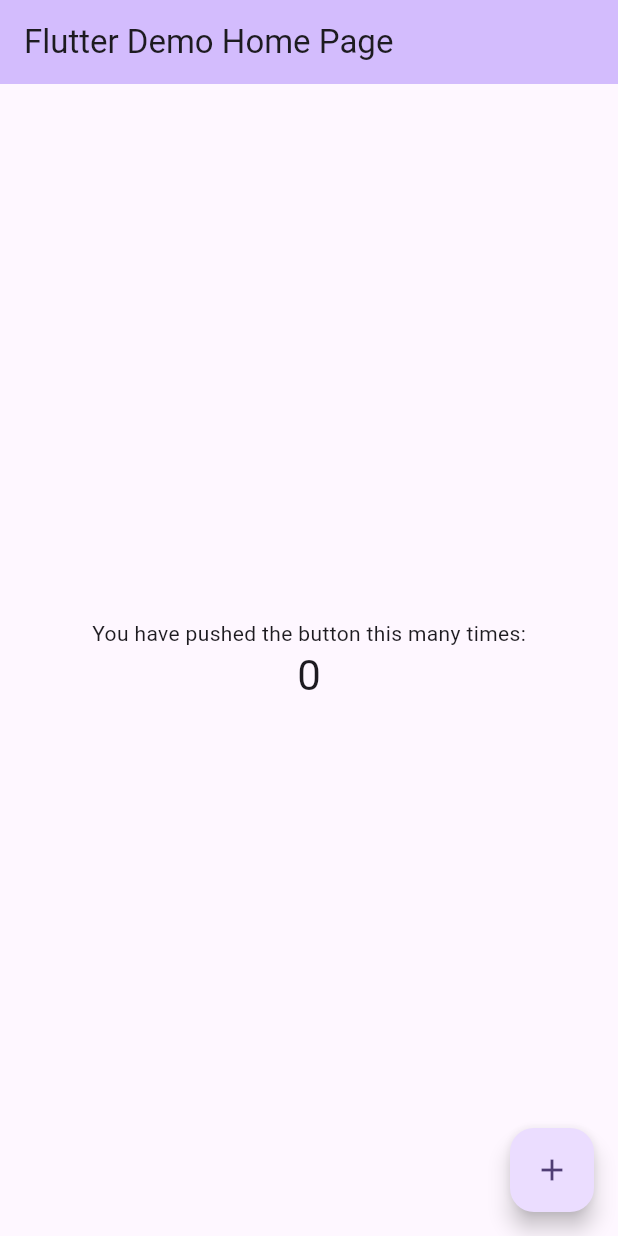
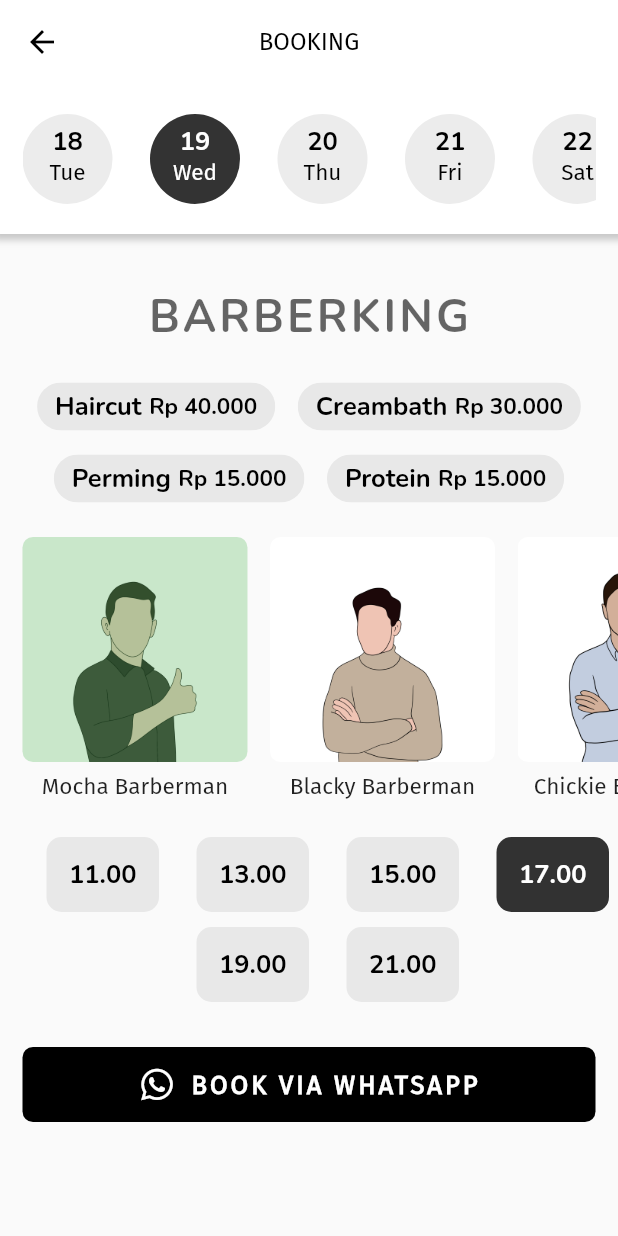
Before and after one commit to achmadfaizalawi/flutter_barbershop_ui, a Flutter app: the screen it shows after launch, on a phone screen of 412 x 824 dp. Run offline on Flutter 3.47's test engine with Material 2 defaults, Android fonts, the phone set to English and light mode, and no system bars; our stand-ins replace font_awesome_flutter.

Commit message:
Development UI v1

```diff
--- /dev/null
+++ b/lib/home_page/barberman_widget/barberman_widget.dart
@@ -0,0 +1,72 @@
+import 'package:flutter/material.dart';
+
+class BarbermanWidget extends StatefulWidget {
+  final String imgPath;
+  final String name;
+  final void Function(String) tapHandler;
+  final bool isSelected;
+
+  const BarbermanWidget(
+      {super.key,
+      required this.imgPath,
+      required this.name,
+      required this.tapHandler,
+      required this.isSelected});
+
+  @override
+  State<BarbermanWidget> createState() => _BarbermanWidgetState();
+}
+
+class _BarbermanWidgetState extends State<BarbermanWidget> {
+  Color getSelectedBarber() {
+    if (widget.isSelected) {
+      return Colors.green.withOpacity(0.3);
+    } else {
+      return Colors.transparent;
+    }
+  }
+
+  @override
+  Widget build(BuildContext context) {
+    return Column(
+      children: [
+        Stack(
+          children: [
+            Container(
+              height: 150,
+              width: 150,
+              decoration: BoxDecoration(
+                borderRadius: BorderRadius.circular(7),
+                image: DecorationImage(
+                  image: AssetImage(widget.imgPath),
+                  fit: BoxFit.cover,
+                ),
+              ),
+            ),
+            InkWell(
+              onTap: () {
+                return widget.tapHandler(widget.name);
+              },
+              child: Container(
+                height: 150,
+                width: 150,
+                decoration: BoxDecoration(
+                  borderRadius: BorderRadius.circular(7),
+                  color: getSelectedBarber(),
+                ),
+              ),
+            )
+          ],
+        ),
+        const SizedBox(height: 7),
+        Text(widget.name,
+        style: const TextStyle(
+          fontFamily: 'FiraSans',
+          fontSize: 15,
+        ),
+
+        )
+      ],
+    );
+  }
+}
--- /dev/null
+++ b/lib/home_page/date_widget/date_widget.dart
@@ -0,0 +1,80 @@
+import 'package:flutter/material.dart';
+
+class DateWidget extends StatefulWidget {
+  final int date;
+  final String day;
+  final void Function(int) tapHandler;
+  final bool isSelected;
+
+  const DateWidget(
+      {super.key,
+      required this.date,
+      required this.day,
+      required this.tapHandler,
+      required this.isSelected});
+
+  @override
+  State<DateWidget> createState() => _DateWidgetState();
+}
+
+class _DateWidgetState extends State<DateWidget> {
+
+  Color switchColor() {
+    if (widget.isSelected) {
+      return Colors.black.withOpacity(0.8);
+    } else {
+      return Colors.grey.withOpacity(0.2);
+    }
+  }
+
+  Color switchContentColor() {
+    if (widget.isSelected) {
+      return Colors.white;
+    } else {
+      return Colors.black;
+    }
+  }
+
+  @override
+  Widget build(BuildContext context) {
+    return AnimatedContainer(
+      duration: const Duration(milliseconds: 500),
+      curve: Curves.easeIn,
+      decoration: BoxDecoration(
+        borderRadius: BorderRadius.circular(30),
+        color: switchColor(),
+      ),
+      height: 60,
+      width: 60,
+      child: InkWell(
+        onTap: () {
+          widget.tapHandler(widget.date);
+        },
+        child: Center(
+          child: Column(
+            children: [
+              const SizedBox(height: 7),
+              Text(
+                widget.date.toString(),
+                style: TextStyle(
+                  fontSize: 17,
+                  fontFamily: "Nunito",
+                  fontWeight: FontWeight.bold,
+                  color: switchContentColor(),
+                ),
+              ),
+              Text(
+                widget.day,
+                style: TextStyle(
+                  color: switchContentColor(),
+                  fontFamily: "FiraSans",
+                  fontSize: 15,
+                ),
+              )
+            ],
+          ),
+        ),
+      ),
+    );
+  }
+}
--- /dev/null
+++ b/lib/home_page/home_page.dart
@@ -0,0 +1,300 @@
+import 'package:flutter/material.dart';
+import 'package:font_awesome_flutter/font_awesome_flutter.dart';
+import 'package:flutter_barbershop_ui/home_page/barberman_widget/barberman_widget.dart';
+import 'package:flutter_barbershop_ui/home_page/date_widget/date_widget.dart';
+import 'package:flutter_barbershop_ui/home_page/service_widget/service_widget.dart';
+import 'package:flutter_barbershop_ui/home_page/time_widget/time_widget.dart';
+
+class HomePage extends StatefulWidget {
+  const HomePage({super.key});
+
+  @override
+  State<HomePage> createState() => _HomePageState();
+}
+
+class _HomePageState extends State<HomePage> {
+  int selectedDate = 19;
+
+  void _selectDate(int date) {
+    setState(() {
+      selectedDate = date;
+    });
+  }
+
+  List serviceSelected = <String>[];
+  void handleSelectedService(String name) {
+    if (serviceSelected.contains(name)) {
+      serviceSelected.remove(name);
+    } else {
+      serviceSelected.add(name);
+    }
+    setState(() {});
+  }
+
+  var selectedBarberman = "Mocha Barberman";
+  void _selectBarber(String name) {
+    setState(() {
+      selectedBarberman = name;
+    });
+  }
+
+  var selectedTime = "17.00";
+  void _selectTime(String time) {
+    setState(() {
+      selectedTime = time;
+    });
+  }
+
+  @override
+  Widget build(BuildContext context) {
+    return Scaffold(
+      appBar: AppBar(
+        elevation: 0,
+        backgroundColor: Colors.white,
+        centerTitle: true,
+        title: const Text(
+          "BOOKING",
+          style: TextStyle(
+              fontSize: 16, color: Colors.black, fontFamily: "FiraSans"),
+        ),
+        leading: IconButton(
+            onPressed: () {},
+            icon: const Icon(
+              Icons.arrow_back,
+              color: Colors.black,
+            )),
+      ),
+      body: Column(
+        children: [
+          Stack(
+            children: [
+              Container(
+                height: 100,
+                decoration: BoxDecoration(
+                  boxShadow: [
+                    BoxShadow(
+                      blurRadius: 3,
+                      color: Colors.black.withOpacity(0.2),
+                      spreadRadius: 4,
+                    )
+                  ],
+                  color: Colors.white,
+                ),
+              ),
+              Positioned(
+                  top: 20,
+                  left: 15,
+                  right: 15,
+                  child: SizedBox(
+                    height: 60,
+                    child: ListView(
+                      scrollDirection: Axis.horizontal,
+                      children: [
+                        DateWidget(
+                            date: 18,
+                            day: "Tue",
+                            tapHandler: _selectDate,
+                            isSelected: selectedDate == 18),
+                        const SizedBox(width: 25),
+                        DateWidget(
+                            date: 19,
+                            day: "Wed",
+                            tapHandler: _selectDate,
+                            isSelected: selectedDate == 19),
+                        const SizedBox(width: 25),
+                        DateWidget(
+                            date: 20,
+                            day: "Thu",
+                            tapHandler: _selectDate,
+                            isSelected: selectedDate == 20),
+                        const SizedBox(width: 25),
+                        DateWidget(
+                            date: 21,
+                            day: "Fri",
+                            tapHandler: _selectDate,
+                            isSelected: selectedDate == 21),
+                        const SizedBox(width: 25),
+                        DateWidget(
+                            date: 22,
+                            day: "Sat",
+                            tapHandler: _selectDate,
+                            isSelected: selectedDate == 22),
+                        const SizedBox(width: 25),
+                        DateWidget(
+                            date: 23,
+                            day: "Sun",
+                            tapHandler: _selectDate,
+                            isSelected: selectedDate == 23),
+                      ],
+                    ),
+                  ))
+            ],
+          ),
+          const SizedBox(height: 35),
+          Center(
+            child: Text(
+              "BARBERKING",
+              style: TextStyle(
+                  letterSpacing: 2,
+                  fontSize: 30,
+                  color: Colors.black.withOpacity(0.6),
+                  fontFamily: "Nunito",
+                  fontWeight: FontWeight.bold),
+            ),
+          ),
+          const SizedBox(height: 15),
+          Wrap(
+            alignment: WrapAlignment.center,
+            children: [
+              const SizedBox(width: 15),
+              ServiceWidget(
+                name: "Haircut",
+                price: "40.000",
+                tapHandler: handleSelectedService,
+                isSelected: serviceSelected.contains("Haircut"),
+              ),
+              const SizedBox(width: 15),
+              ServiceWidget(
+                name: "Creambath",
+                price: "30.000",
+                tapHandler: handleSelectedService,
+                isSelected: serviceSelected.contains("Creambath"),
+              ),
+              const SizedBox(width: 15),
+              ServiceWidget(
+                name: "Perming",
+                price: "15.000",
+                tapHandler: handleSelectedService,
+                isSelected: serviceSelected.contains("Perming"),
+              ),
+              const SizedBox(width: 15),
+              ServiceWidget(
+                name: "Protein",
+                price: "15.000",
+                tapHandler: handleSelectedService,
+                isSelected: serviceSelected.contains("Protein"),
+              ),
+            ],
+          ),
+          const SizedBox(height: 15),
+          SizedBox(
+            height: 175,
+            child: ListView(
+              padding: const EdgeInsets.only(left: 15, right: 15),
+              scrollDirection: Axis.horizontal,
+              children: [
+                BarbermanWidget(
+                  imgPath: "assets/images/IMG_1.jpg",
+                  name: "Mocha Barberman",
+                  tapHandler: _selectBarber,
+                  isSelected: selectedBarberman == "Mocha Barberman",
+                ),
+                const SizedBox(width: 15),
+                BarbermanWidget(
+                  imgPath: "assets/images/IMG_2.jpg",
+                  name: "Blacky Barberman",
+                  tapHandler: _selectBarber,
+                  isSelected: selectedBarberman == "Blacky Barberman",
+                ),
+                const SizedBox(width: 15),
+                BarbermanWidget(
+                  imgPath: "assets/images/IMG_3.jpg",
+                  name: "Chickie Barberman",
+                  tapHandler: _selectBarber,
+                  isSelected: selectedBarberman == "Chickie Barberman",
+                ),
+                const SizedBox(width: 15),
+                BarbermanWidget(
+                  imgPath: "assets/images/IMG_4.jpg",
+                  name: "Uwa Barberman",
+                  tapHandler: _selectBarber,
+                  isSelected: selectedBarberman == "Uwa Barberman",
+                ),
+              ],
+            ),
+          ),
+          const SizedBox(height: 25),
+          SizedBox(
+            child: Wrap(
+              runSpacing: 10,
+              alignment: WrapAlignment.center,
+              children: [
+                const SizedBox(width: 25),
+                TimeWidget(
+                  time: "11.00",
+                  tapHandler: _selectTime,
+                  isSelected: selectedTime == "11.00",
+                ),
+                const SizedBox(width: 25),
+                TimeWidget(
+                  time: "13.00",
+                  tapHandler: _selectTime,
+                  isSelected: selectedTime == "13.00",
+                ),
+                const SizedBox(width: 25),
+                TimeWidget(
+                  time: "15.00",
+                  tapHandler: _selectTime,
+                  isSelected: selectedTime == "15.00",
+                ),
+                const SizedBox(width: 25),
+                TimeWidget(
+                  time: "17.00",
+                  tapHandler: _selectTime,
+                  isSelected: selectedTime == "17.00",
+                ),
+                const SizedBox(width: 25),
+                TimeWidget(
+                  time: "19.00",
+                  tapHandler: _selectTime,
+                  isSelected: selectedTime == "19.00",
+                ),
+                const SizedBox(width: 25),
+                TimeWidget(
+                  time: "21.00",
+                  tapHandler: _selectTime,
+                  isSelected: selectedTime == "21.00",
+                ),
+              ],
+            ),
+          ),
+          const SizedBox(height: 30),
+          Padding(
+            padding: const EdgeInsets.only(left: 15, right: 15),
+            child: InkWell(
+              onTap: () {},
+              child: Container(
+                height: 50,
+                width: double.infinity,
+                decoration: BoxDecoration(
+                    borderRadius: BorderRadius.circular(7),
+                    color: Colors.black),
+                child: const Center(
+                  child: Row(
+                    mainAxisAlignment: MainAxisAlignment.center,
+                    children: [
+                      Icon(
+                        FontAwesomeIcons.whatsapp,
+                        color: Colors.white,
+                      ),
+                      SizedBox(width: 10),
+                      Text(
+                        "BOOK VIA WHATSAPP",
+                        style: TextStyle(
+                            color: Colors.white,
+                            letterSpacing: 2,
+                            fontFamily: "FiraSans",
+                            fontSize: 17,
+                            fontWeight: FontWeight.bold),
+                      )
+                    ],
+                  ),
+                ),
+              ),
+            ),
+          ),
+        ],
+      ),
+    );
+  }
+}
--- /dev/null
+++ b/lib/home_page/service_widget/service_widget.dart
@@ -0,0 +1,58 @@
+import 'package:flutter/material.dart';
+
+class ServiceWidget extends StatefulWidget {
+  final String name;
+  final String price;
+  final void Function(String) tapHandler;
+  final bool isSelected;
+
+  const ServiceWidget(
+      {super.key,
+      required this.name,
+      required this.price,
+      required this.tapHandler,
+      required this.isSelected});
+
+  @override
+  State<ServiceWidget> createState() => _ServiceWidgetState();
+}
+
+class _ServiceWidgetState extends State<ServiceWidget> {
+  @override
+  Widget build(BuildContext context) {
+    return InkWell(
+      onTap: () {
+        return widget.tapHandler(widget.name);
+      },
+      child: Chip(
+        backgroundColor: widget.isSelected
+            ? Colors.black.withOpacity(0.8)
+            : Colors.grey.withOpacity(0.2),
+        label: Row(
+          mainAxisSize: MainAxisSize.min,
+          children: [
+            Text(
+              widget.name,
+              style: TextStyle(
+                fontFamily: "Nunito",
+                fontWeight: FontWeight.bold,
+                fontSize: 17,
+                color: widget.isSelected ? Colors.white : Colors.black,
+              ),
+            ),
+            const SizedBox(width: 5),
+            Text(
+              "Rp ${widget.price}",
+              style: TextStyle(
+                fontFamily: "Nunito",
+                fontSize: 15,
+                fontWeight: FontWeight.bold,
+                color: widget.isSelected ? Colors.white : Colors.black,
+              ),
+            ),
+          ],
+        ),
+      ),
+    );
+  }
+}
--- /dev/null
+++ b/lib/home_page/time_widget/time_widget.dart
@@ -0,0 +1,64 @@
+import 'package:flutter/material.dart';
+
+class TimeWidget extends StatefulWidget {
+  final String time;
+  final void Function(String) tapHandler;
+  final bool isSelected;
+
+  const TimeWidget(
+      {super.key,
+      required this.time,
+      required this.tapHandler,
+      required this.isSelected});
+
+  @override
+  State<TimeWidget> createState() => _TimeWidgetState();
+}
+
+class _TimeWidgetState extends State<TimeWidget> {
+  Color switchTimeColor() {
+    if (widget.isSelected) {
+      return Colors.black.withOpacity(0.8);
+    } else {
+      return Colors.grey.withOpacity(0.2);
+    }
+  }
+
+  Color switchTimeController() {
+    if (widget.isSelected) {
+      return Colors.white;
+    } else {
+      return Colors.black;
+    }
+  }
+
+  @override
+  Widget build(BuildContext context) {
+    return AnimatedContainer(
+      duration: const Duration(milliseconds: 500),
+      curve: Curves.easeIn,
+      decoration: BoxDecoration(
+        borderRadius: BorderRadius.circular(10),
+        color: switchTimeColor(),
+      ),
+      height: 50,
+      width: 75,
+      child: InkWell(
+        onTap: () {
+          widget.tapHandler(widget.time);
+        },
+        child: Center(
+          child: Text(
+            widget.time,
+            style: TextStyle(
+              fontFamily: 'Nunito',
+              fontSize: 17,
+              fontWeight: FontWeight.bold,
+              color: switchTimeController(),
+            ),
+          ),
+        ),
+      ),
+    );
+  }
+}
--- a/lib/main.dart
+++ b/lib/main.dart
@@ -1,4 +1,5 @@
 import 'package:flutter/material.dart';
+import 'package:flutter_barbershop_ui/home_page/home_page.dart';
 
 void main() {
   runApp(const MyApp());
@@ -7,119 +8,12 @@ void main() {
 class MyApp extends StatelessWidget {
   const MyApp({super.key});
 
-  // This widget is the root of your application.
   @override
   Widget build(BuildContext context) {
-    return MaterialApp(
-      title: 'Flutter Demo',
-      theme: ThemeData(
-        // This is the theme of your application.
-        //
-        // TRY THIS: Try running your application with "flutter run". You'll see
-        // the application has a blue toolbar. Then, without quitting the app,
-        // try changing the seedColor in the colorScheme below to Colors.green
-        // and then invoke "hot reload" (save your changes or press the "hot
-        // reload" button in a Flutter-supported IDE, or press "r" if you used
-        // the command line to start the app).
-        //
-        // Notice that the counter didn't reset back to zero; the application
-        // state is not lost during the reload. To reset the state, use hot
-        // restart instead.
-        //
-        // This works for code too, not just values: Most code changes can be
-        // tested with just a hot reload.
-        colorScheme: ColorScheme.fromSeed(seedColor: Colors.deepPurple),
-        useMaterial3: true,
-      ),
-      home: const MyHomePage(title: 'Flutter Demo Home Page'),
+    return const MaterialApp(
+      debugShowCheckedModeBanner: false,
+      title: 'Flutter Barbershop UI',
+      home: HomePage(),
     );
   }
 }
-
-class MyHomePage extends StatefulWidget {
-  const MyHomePage({super.key, required this.title});
-
-  // This widget is the home page of your application. It is stateful, meaning
-  // that it has a State object (defined below) that contains fields that affect
-  // how it looks.
-
-  // This class is the configuration for the state. It holds the values (in this
-  // case the title) provided by the parent (in this case the App widget) and
-  // used by the build method of the State. Fields in a Widget subclass are
-  // always marked "final".
-
-  final String title;
-
-  @override
-  State<MyHomePage> createState() => _MyHomePageState();
-}
-
-class _MyHomePageState extends State<MyHomePage> {
-  int _counter = 0;
-
-  void _incrementCounter() {
-    setState(() {
-      // This call to setState tells the Flutter framework that something has
-      // changed in this State, which causes it to rerun the build method below
-      // so that the display can reflect the updated values. If we changed
-      // _counter without calling setState(), then the build method would not be
-      // called again, and so nothing would appear to happen.
-      _counter++;
-    });
-  }
-
-  @override
-  Widget build(BuildContext context) {
-    // This method is rerun every time setState is called, for instance as done
-    // by the _incrementCounter method above.
-    //
-    // The Flutter framework has been optimized to make rerunning build methods
-    // fast, so that you can just rebuild anything that needs updating rather
-    // than having to individually change instances of widgets.
-    return Scaffold(
-      appBar: AppBar(
-        // TRY THIS: Try changing the color here to a specific color (to
-        // Colors.amber, perhaps?) and trigger a hot reload to see the AppBar
-        // change color while the other colors stay the same.
-        backgroundColor: Theme.of(context).colorScheme.inversePrimary,
-        // Here we take the value from the MyHomePage object that was created by
-        // the App.build method, and use it to set our appbar title.
-        title: Text(widget.title),
-      ),
-      body: Center(
-        // Center is a layout widget. It takes a single child and positions it
-        // in the middle of the parent.
-        child: Column(
-          // Column is also a layout widget. It takes a list of children and
-          // arranges them vertically. By default, it sizes itself to fit its
-          // children horizontally, and tries to be as tall as its parent.
-          //
-          // Column has various properties to control how it sizes itself and
-          // how it positions its children. Here we use mainAxisAlignment to
-          // center the children vertically; the main axis here is the vertical
-          // axis because Columns are vertical (the cross axis would be
-          // horizontal).
-          //
-          // TRY THIS: Invoke "debug painting" (choose the "Toggle Debug Paint"
-          // action in the IDE, or press "p" in the console), to see the
-          // wireframe for each widget.
-          mainAxisAlignment: MainAxisAlignment.center,
-          children: <Widget>[
-            const Text(
-              'You have pushed the button this many times:',
-            ),
-            Text(
-              '$_counter',
-              style: Theme.of(context).textTheme.headlineMedium,
-            ),
-          ],
-        ),
-      ),
-      floatingActionButton: FloatingActionButton(
-        onPressed: _incrementCounter,
-        tooltip: 'Increment',
-        child: const Icon(Icons.add),
-      ), // This trailing comma makes auto-formatting nicer for build methods.
-    );
-  }
-}
```
Also changed, not shown: pubspec.yaml (+14 -19 lines), assets/fonts/FiraSans-Regular.ttf (added), assets/fonts/Nunito-VariableFont_wght.ttf (added), assets/images/IMG_1.jpg (added), assets/images/IMG_2.jpg (added), assets/images/IMG_3.jpg (added), assets/images/IMG_4.jpg (added), assets/preview_ui_images/home_page.png (added), pubspec.lock, 1 other file.
